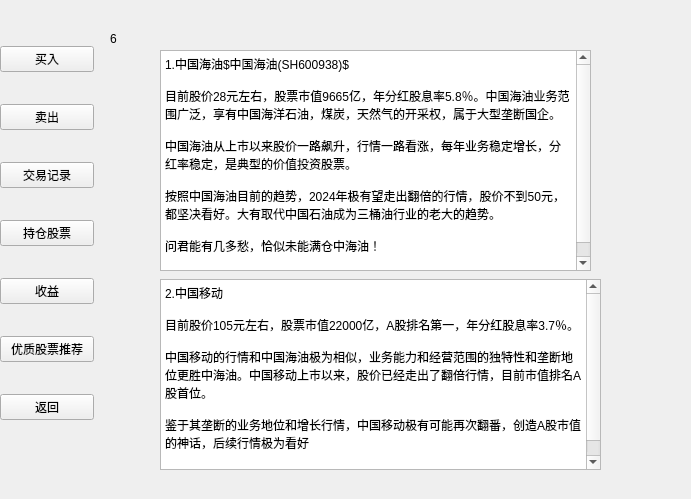
Old version of the form VirtualStock/buyin.ui in the repository Vks-Feng/Nullptr.
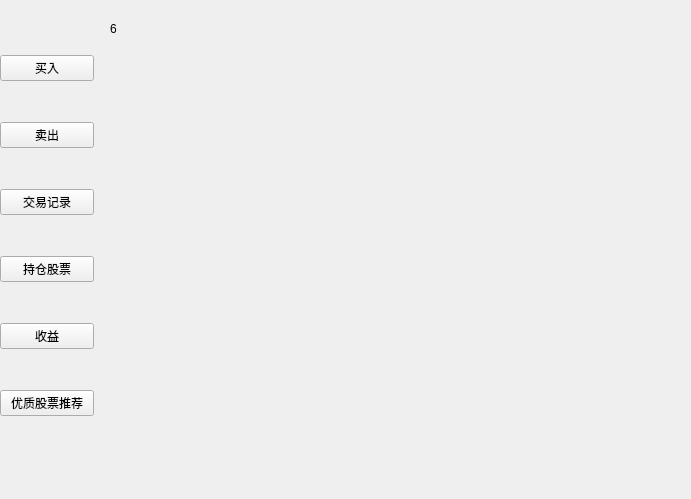
New version of the form. The open tabs and pages were chosen to show the change.

Commit message: finish Buyin

Patch:
```diff
--- a/VirtualStock/buyin.ui
+++ b/VirtualStock/buyin.ui
@@ -17,7 +17,7 @@
    <property name="geometry">
     <rect>
      <x>110</x>
-     <y>20</y>
+     <y>10</y>
      <width>561</width>
      <height>461</height>
     </rect>
@@ -341,49 +341,6 @@
       <string>6</string>
      </property>
     </widget>
-    <widget class="QPlainTextEdit" name="plainTextEdit">
-     <property name="geometry">
-      <rect>
-       <x>50</x>
-       <y>30</y>
-       <width>431</width>
-       <height>221</height>
-      </rect>
-     </property>
-     <property name="plainText">
-      <string>1.中国海油$中国海油(SH600938)$
-
-目前股价28元左右，股票市值9665亿，年分红股息率5.8％。中国海油业务范围广泛，享有中国海洋石油，煤炭，天然气的开采权，属于大型垄断国企。
-
-中国海油从上市以来股价一路飙升，行情一路看涨，每年业务稳定增长，分红率稳定，是典型的价值投资股票。
-
-按照中国海油目前的趋势，2024年极有望走出翻倍的行情，股价不到50元，都坚决看好。大有取代中国石油成为三桶油行业的老大的趋势。
-
-问君能有几多愁，恰似未能满仓中海油！
-
-</string>
-     </property>
-    </widget>
-    <widget class="QPlainTextEdit" name="plainTextEdit_2">
-     <property name="geometry">
-      <rect>
-       <x>50</x>
-       <y>259</y>
-       <width>441</width>
-       <height>191</height>
-      </rect>
-     </property>
-     <property name="plainText">
-      <string>2.中国移动
-
-目前股价105元左右，股票市值22000亿，A股排名第一，年分红股息率3.7％。
-
-中国移动的行情和中国海油极为相似，业务能力和经营范围的独特性和垄断地位更胜中海油。中国移动上市以来，股价已经走出了翻倍行情，目前市值排名A股首位。
-
-鉴于其垄断的业务地位和增长行情，中国移动极有可能再次翻番，创造A股市值的神话，后续行情极为看好
-</string>
-     </property>
-    </widget>
    </widget>
   </widget>
   <widget class="QWidget" name="layoutWidget">
@@ -438,13 +395,6 @@
       </property>
      </widget>
     </item>
-    <item>
-     <widget class="QPushButton" name="returnbutton">
-      <property name="text">
-       <string>返回</string>
-      </property>
-     </widget>
-    </item>
    </layout>
   </widget>
  </widget>
```
Left out of the diff: 22 changed lines with no effect on the pictures. The commit also changes 17 other files.
